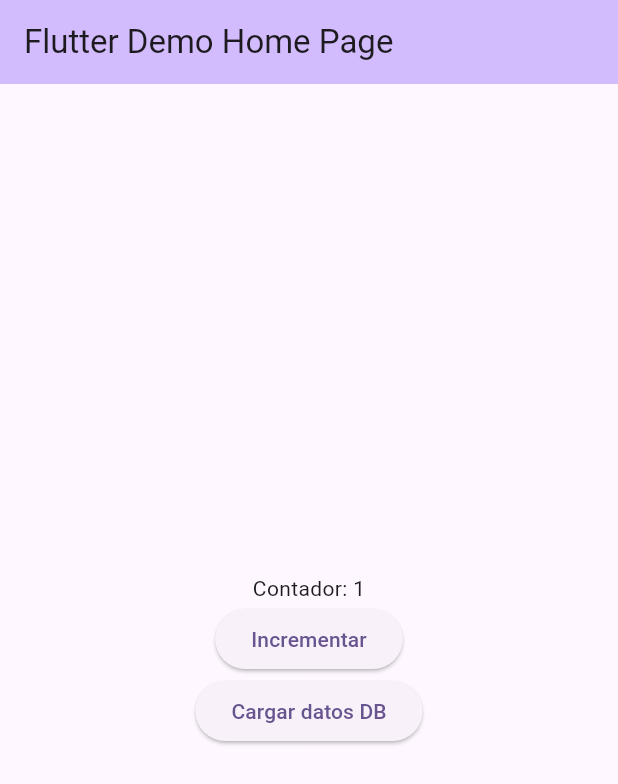
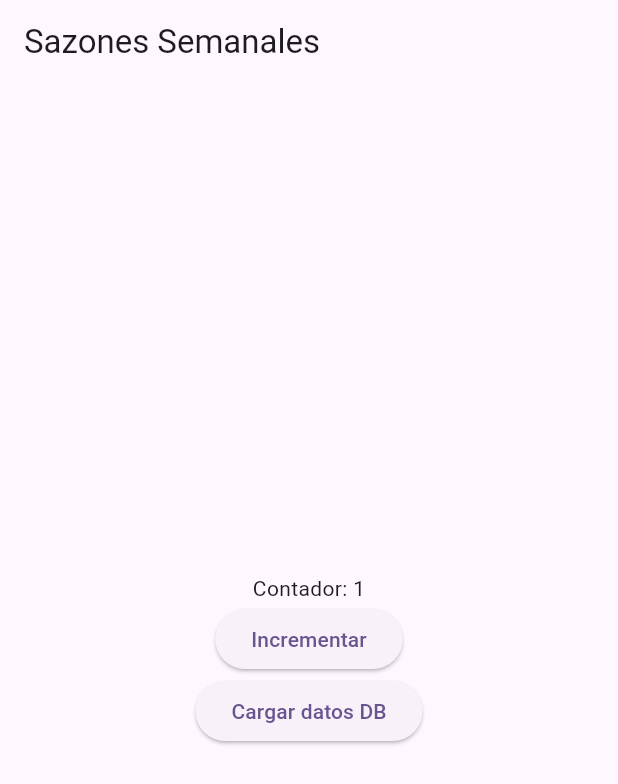
Before and after one commit to lapc506/sazones-semanales, a Flutter app: the screen it shows after launch, after a tap on "Incrementar", on a phone screen of 412 x 824 dp. Shown: the top 784 px of the screen. Run offline on Flutter 3.47's test engine with Material 3 defaults, Android fonts, the phone set to English and light mode, and no system bars; our stand-ins replace flutter_dotenv; missing offline and left inert: postgres; statements that could not run were skipped.

```diff
--- a/lib/src/backend/api/unsplash_api_service.dart
+++ b/lib/src/backend/api/unsplash_api_service.dart
@@ -1,12 +1,11 @@
 import 'dart:convert';
 import 'package:http/http.dart' as http;
+import 'package:flutter_dotenv/flutter_dotenv.dart';
 
 class UnsplashApiService {
   static const String _baseUrl = 'https://api.unsplash.com';
-  static const String _accessKey =
-      'TU_CLAVE_DE_UNSPLASH'; // ⚠️ cámbiala por tu propia key
+  static String get _accessKey => dotenv.env['UNSPLASH_KEY']!;
 
-  /// Busca fotos en Unsplash
   static Future<List<String>> searchPhotos(String query, {int page = 1}) async {
     final uri = Uri.parse('$_baseUrl/search/photos?page=$page&query=$query');
 
--- /dev/null
+++ b/lib/src/backend/config/config.dart
@@ -0,0 +1,28 @@
+// import 'dart:io';
+import 'package:flutter_dotenv/flutter_dotenv.dart';
+
+class AppConfig {
+  static late String environment;
+
+  static Future<void> init() async {
+    environment = const String.fromEnvironment('ENVIRONMENT',
+        defaultValue: 'development');
+
+    final postgresEnvPath = 'lib/src/sql/postgres_config/.env.$environment';
+    final unsplashEnvPath = 'lib/src/api/unsplash/.env.$environment';
+
+    await dotenv.load(fileName: postgresEnvPath);
+    await dotenv.load(fileName: unsplashEnvPath, mergeWith: dotenv.env);
+  }
+
+  static const String flutterAppName = 'Sazones Semanales';
+
+  static String databaseHostUrl = dotenv.env['POSTGRES_HOST'] ?? '';
+  static String databaseName = dotenv.env['POSTGRES_DB'] ?? '';
+  static int databasePort = int.parse(dotenv.env['POSTGRES_PORT']!);
+  static String databaseAuthUser = dotenv.env['POSTGRES_AUTH_USER'] ?? '';
+  static String databaseAuthPassword =
+      dotenv.env['POSTGRES_AUTH_PASSWORD'] ?? '';
+
+  static String get unsplashApiKey => dotenv.env['UNSPLASH_API_KEY'] ?? '';
+}
--- a/lib/src/backend/database/database_service.dart
+++ b/lib/src/backend/database/database_service.dart
@@ -1,5 +1,5 @@
-import 'package:flutter_dotenv/flutter_dotenv.dart';
 import 'package:postgres/postgres.dart';
+import 'package:sazones_semanales/src/backend/config/config.dart';
 
 class DatabaseService {
   static late final Connection _connection;
@@ -8,11 +8,11 @@ class DatabaseService {
   static Future<void> init() async {
     _connection = await Connection.open(
       Endpoint(
-        host: dotenv.env['POSTGRES_HOST']!,
-        database: dotenv.env['POSTGRES_DB']!,
-        username: dotenv.env['POSTGRES_USER']!,
-        password: dotenv.env['POSTGRES_PASSWORD']!,
-        port: int.parse(dotenv.env['POSTGRES_PORT']!),
+        host: AppConfig.databaseHostUrl,
+        database: AppConfig.databaseName,
+        username: AppConfig.databaseAuthUser,
+        password: AppConfig.databaseAuthPassword,
+        port: AppConfig.databasePort,
       ),
       settings: const ConnectionSettings(sslMode: SslMode.disable),
     );
--- /dev/null
+++ b/lib/src/frontend/themes/app_theme.dart
@@ -0,0 +1,14 @@
+import 'package:flutter/material.dart';
+
+class AppTheme {
+  static ThemeData get light => ThemeData(
+        colorScheme: ColorScheme.fromSeed(seedColor: Colors.deepPurple),
+        useMaterial3: true,
+      );
+
+  static ThemeData get dark => ThemeData(
+        colorScheme: ColorScheme.fromSeed(
+            seedColor: Colors.deepPurple, brightness: Brightness.dark),
+        useMaterial3: true,
+      );
+}
--- a/lib/src/frontend/views/home/homepage_view.dart
+++ b/lib/src/frontend/views/home/homepage_view.dart
@@ -1,11 +1,9 @@
-// import 'package:sazones_semanales/lib/src/backend/database_service.dart'; // 👈 Asegúrate de importar aquí también
 import 'package:flutter/material.dart';
-import 'package:sazones_semanales/src/frontend/views/home/homepage_viewmodel.dart'; // 👈 Importa el estado
+import 'package:sazones_semanales/src/frontend/views/home/homepage_viewmodel.dart';
 
 class HomePageView extends StatefulWidget {
-  final String title;
-  const HomePageView({Key? key, required this.title}) : super(key: key);
+  const HomePageView({super.key});
 
   @override
-  State<HomePageView> createState() => HomePageViewModel();
+  HomePageViewModel createState() => HomePageViewModel();
 }
--- a/lib/src/frontend/views/home/homepage_viewmodel.dart
+++ b/lib/src/frontend/views/home/homepage_viewmodel.dart
@@ -1,8 +1,8 @@
 import 'package:flutter/material.dart';
+import 'package:sazones_semanales/src/backend/config/config.dart';
 import 'package:sazones_semanales/src/backend/database/database_service.dart';
-import 'package:sazones_semanales/src/frontend/views/home/homepage_view.dart';
 
-class HomePageViewModel extends State<HomePageView> {
+class HomePageViewModel extends State<StatefulWidget> {
   int _counter = 0;
 
   void _incrementCounter() {
@@ -24,13 +24,12 @@ class HomePageViewModel extends State<HomePageView> {
   Widget build(BuildContext context) {
     return Scaffold(
       appBar: AppBar(
-        backgroundColor: Theme.of(context).colorScheme.inversePrimary,
-        title: Text(widget.title),
+        title: const Text(AppConfig.flutterAppName),
       ),
       body: Center(
         child: Column(
           mainAxisAlignment: MainAxisAlignment.center,
-          children: <Widget>[
+          children: [
             Text('Contador: $_counter'),
             ElevatedButton(
               onPressed: _incrementCounter,
--- a/lib/src/main.dart
+++ b/lib/src/main.dart
@@ -1,13 +1,17 @@
+// import 'dart:io';
+
 import 'package:flutter/material.dart';
-import 'package:flutter_dotenv/flutter_dotenv.dart';
+import 'package:sazones_semanales/src/backend/config/config.dart';
 import 'package:sazones_semanales/src/backend/database/database_service.dart';
 import 'package:sazones_semanales/src/frontend/views/home/homepage_view.dart';
+import 'package:sazones_semanales/src/frontend/themes/app_theme.dart';
 
 Future<void> main() async {
   WidgetsFlutterBinding.ensureInitialized();
-  await dotenv.load(fileName: ".env.development");
 
-  await DatabaseService.init(); // 👈 Inicializa la DB de forma ordenada
+  await AppConfig.init();
+
+  await DatabaseService.init();
 
   runApp(const MyApp());
 }
@@ -18,12 +22,9 @@ class MyApp extends StatelessWidget {
   @override
   Widget build(BuildContext context) {
     return MaterialApp(
-      title: 'Flutter Demo',
-      theme: ThemeData(
-        colorScheme: ColorScheme.fromSeed(seedColor: Colors.deepPurple),
-        useMaterial3: true,
-      ),
-      home: const HomePageView(title: 'Flutter Demo Home Page'),
+      title: AppConfig.flutterAppName,
+      theme: AppTheme.light,
+      home: HomePageView(),
     );
   }
 }
```
Also changed, not shown: pubspec.yaml (+13 -7 lines), lib/src/frontend/themes/app_clear_theme.dart (deleted), lib/src/frontend/themes/app_dark_theme.dart (deleted), 2 other files.
